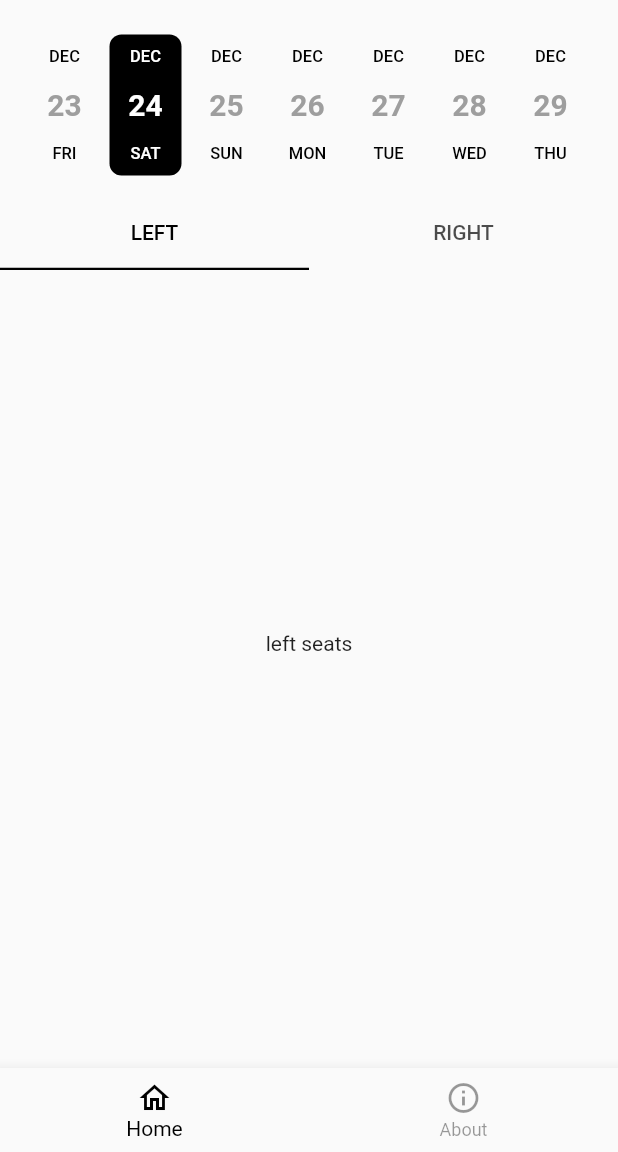
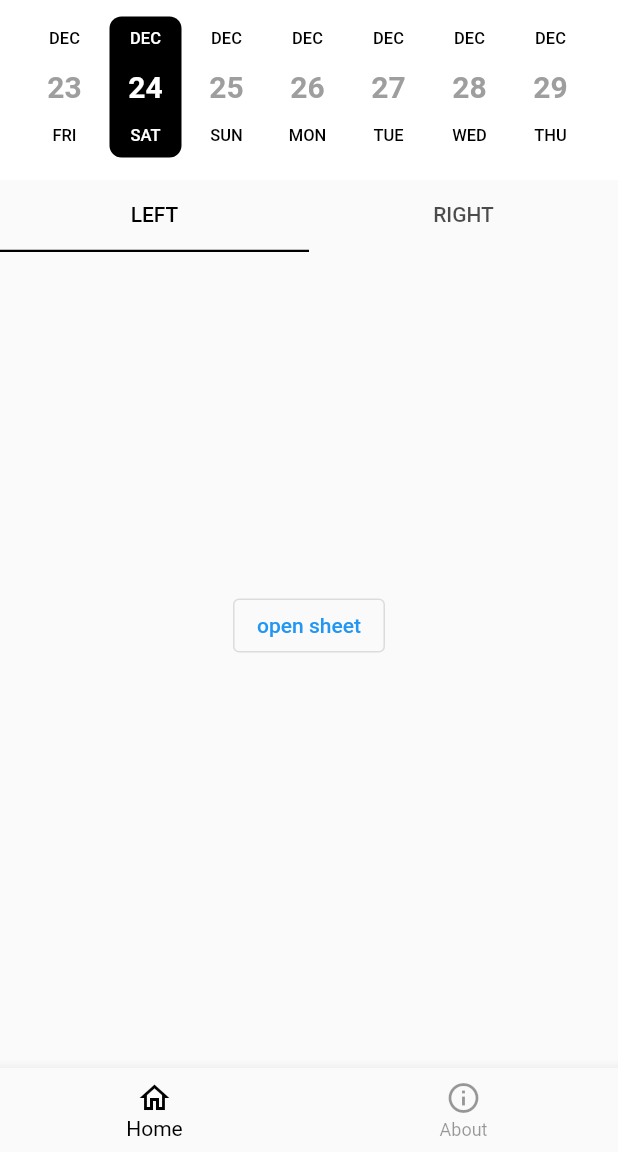
Before and after one commit to JooYoo/flutter-notMyDesk, a Flutter app: the screen it shows after launch, on a phone screen of 412 x 824 dp, the part 84-1236 px from its top. Run offline on Flutter 3.47's test engine with Material 2 defaults, Android fonts, the phone set to English and light mode, and no system bars; drawn by our look-alikes of date_picker_timeline.

Commit message:
style: bottom-sheet-button

```diff
--- a/lib/pages/home_page.dart
+++ b/lib/pages/home_page.dart
@@ -1,12 +1,13 @@
 import 'package:flutter/material.dart';
 import 'package:flutter_not_my_desk/widgets/datepicker_weekly.dart';
+import '../widgets/bottom_sheet_button.dart';
 
 class HomePage extends StatelessWidget {
   HomePage({Key? key}) : super(key: key);
 
   // left/right content
   final List<Widget> _rooms = [
-    const Center(child: Text("left seats")),
+    const Center(child: BottomSheetButton()),
     const Center(child: Text("right seats"))
   ];
 
@@ -16,11 +17,13 @@ class HomePage extends StatelessWidget {
       length: 2,
       child: Column(
         children: [
-          // TODO: try to change the bg to white
           // ignore: prefer_const_constructors
           Flexible(
             flex: 1,
-            child: const DatePickerWeekly(),
+            child: Container(
+              color: Colors.white,
+              child: const DatePickerWeekly(),
+            ),
           ),
           const TabBar(
             labelColor: Colors.black,
--- /dev/null
+++ b/lib/widgets/bottom_sheet_button.dart
@@ -0,0 +1,31 @@
+import 'package:flutter/material.dart';
+
+class BottomSheetButton extends StatefulWidget {
+  const BottomSheetButton({super.key});
+
+  @override
+  State<BottomSheetButton> createState() => _BottomSheetButtonState();
+}
+
+class _BottomSheetButtonState extends State<BottomSheetButton> {
+  @override
+  Widget build(BuildContext context) {
+    return OutlinedButton(
+        child: Text('open sheet'),
+        onPressed: () {
+          showModalBottomSheet(
+            context: context,
+            builder: ((context) => Column(
+                  mainAxisAlignment: MainAxisAlignment.center,
+                  children: [
+                    Text("Form start"),
+                    OutlinedButton(
+                      child: const Text('Close'),
+                      onPressed: () => Navigator.pop(context),
+                    ),
+                  ],
+                )),
+          );
+        });
+  }
+}
--- a/lib/widgets/datepicker_weekly.dart
+++ b/lib/widgets/datepicker_weekly.dart
@@ -12,7 +12,7 @@ class _DatePickerWeeklyState extends State<DatePickerWeekly> {
   @override
   Widget build(BuildContext context) {
     return Container(
-      margin: const EdgeInsets.only(top: 20, left: 16, bottom: 12),
+      margin: const EdgeInsets.only(top: 8, left: 16, bottom: 12),
       child: DatePicker(
         // TODO: start-day should be current week Monday
         DateTime.now().subtract(Duration(days: 1)),
--- a/lib/widgets/side_nav.dart
+++ b/lib/widgets/side_nav.dart
@@ -18,7 +18,6 @@ class _SideDrawerState extends State<SideDrawer> {
         children: [
           const DrawerHeader(
             child: Align(
-              alignment: Alignment.bottomLeft,
               child: Text(
                 'L O G O',
                 style: TextStyle(fontSize: 40),
```
